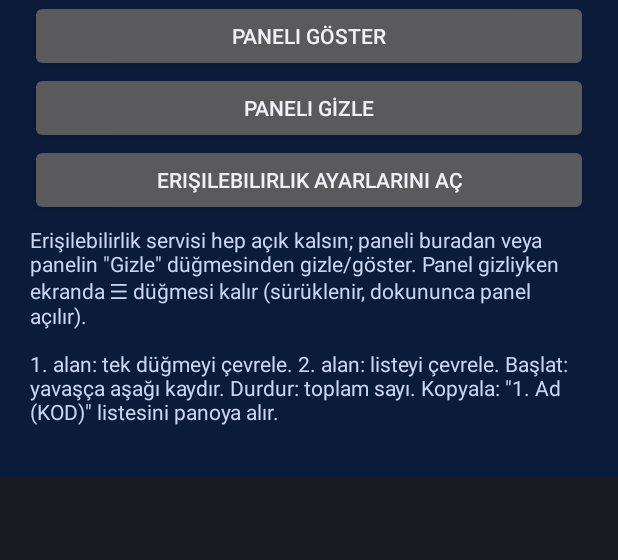
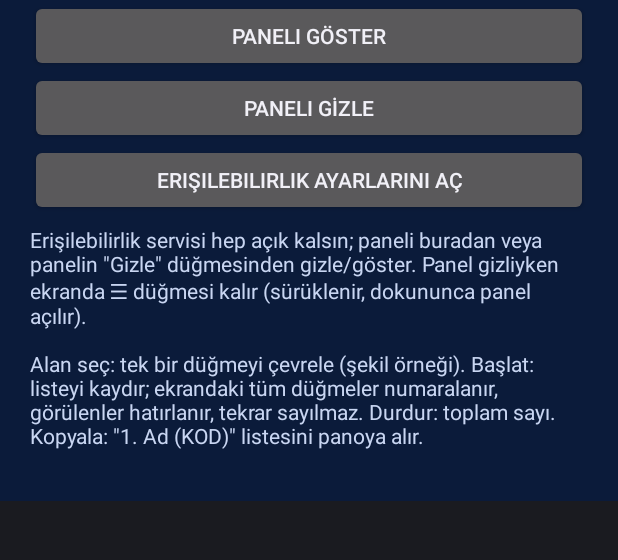
Before and after one commit to ortistost/ScreenRead, an Android app: the screen it shows after launch (MainActivity), on a phone screen of 412 x 824 dp, the part 183-743 px from its top. Run offline under Robolectric (Android 15) with nearby library versions, the phone set to English and light mode, and no system bars; libraries missing offline, so code that uses them is left out: com.google.mlkit.vision.

Commit message:
Update MainActivity.kt

```diff
--- a/app/src/main/java/com/example/listcounter/MainActivity.kt
+++ b/app/src/main/java/com/example/listcounter/MainActivity.kt
@@ -51,8 +51,8 @@ class MainActivity : Activity() {
         col.addView(tv(
             "Erişilebilirlik servisi hep açık kalsın; paneli buradan veya panelin \"Gizle\" düğmesinden gizle/göster. " +
                 "Panel gizliyken ekranda ☰ düğmesi kalır (sürüklenir, dokununca panel açılır).\n\n" +
-                "1. alan: tek düğmeyi çevrele. 2. alan: listeyi çevrele. Başlat: yavaşça aşağı kaydır. " +
-                "Durdur: toplam sayı. Kopyala: \"1. Ad (KOD)\" listesini panoya alır.",
+                "Alan seç: tek bir düğmeyi çevrele (şekil örneği). Başlat: listeyi kaydır; ekrandaki tüm düğmeler numaralanır, " +
+                "görülenler hatırlanır, tekrar sayılmaz. Durdur: toplam sayı. Kopyala: \"1. Ad (KOD)\" listesini panoya alır.",
             14f, Color.parseColor("#C9D6F2")
         ))
         setContentView(ScrollView(this).apply { addView(col) })
```
